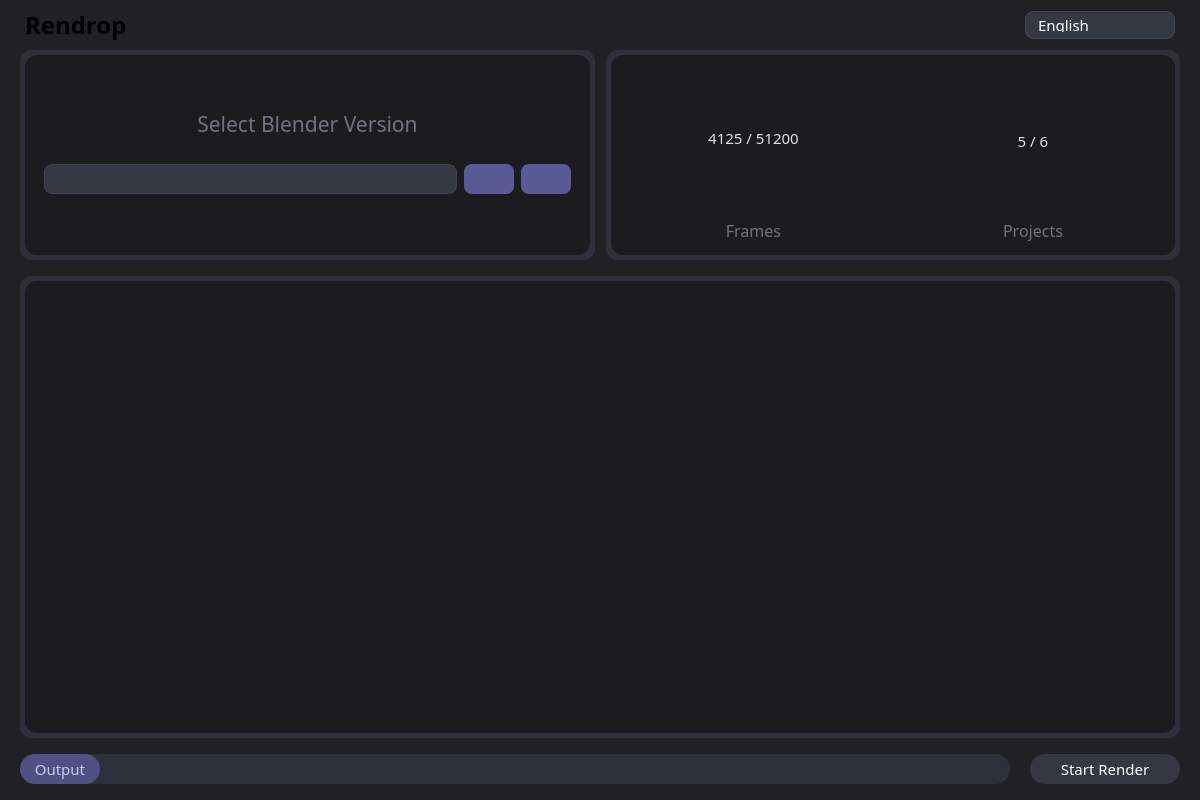
Before: the Qt Designer form ui/widget.ui in newo-ether/Rendrop, drawn with Qt 5.
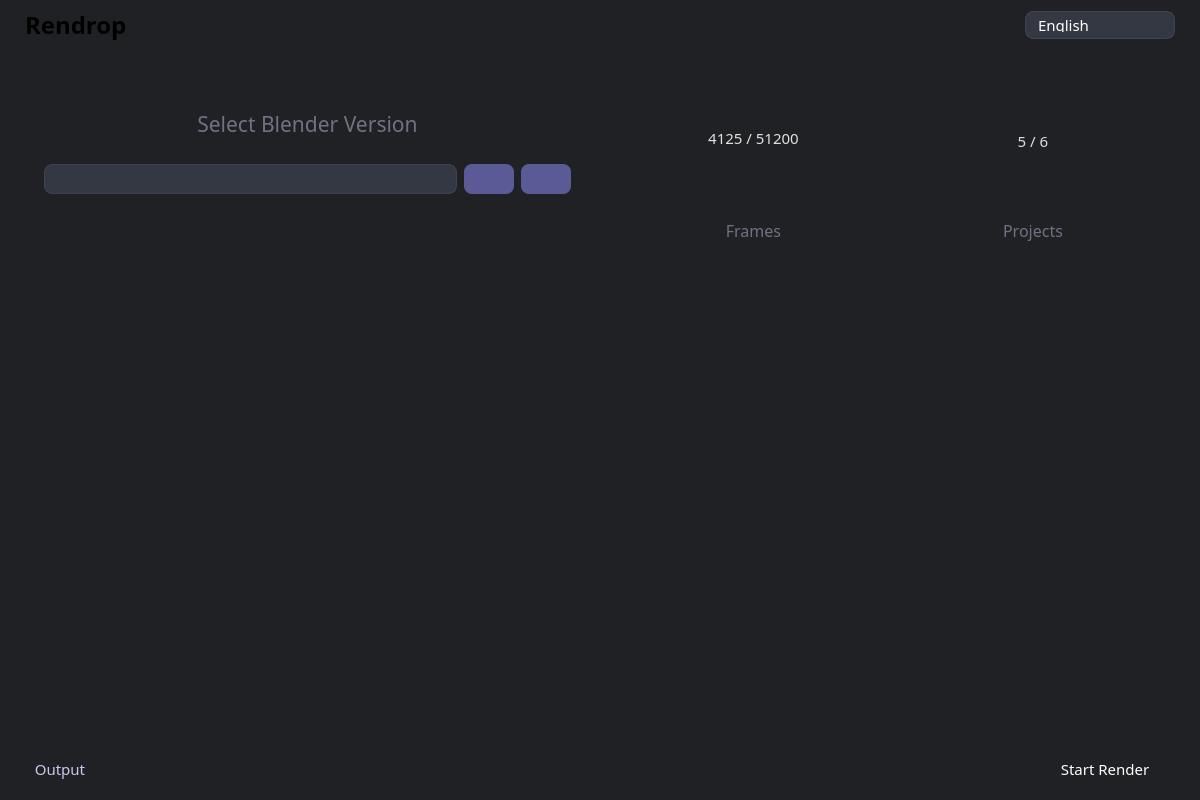
After: the same form once the commit is applied. Icons and pictures are not drawn. Custom widgets are drawn as their Qt base class.

What changed in the file:
```diff
--- a/ui/widget.ui
+++ b/ui/widget.ui
@@ -253,9 +253,8 @@
            </size>
           </property>
           <property name="styleSheet">
-           <string notr="true">background-color: #2C313C;
-border: 0px solid #555A66;
-border-radius: 12px;
+           <string notr="true">background: transparent;
+border: none;
 color: #E0E0E0;</string>
           </property>
           <layout class="QVBoxLayout" name="verticalLayout_2">
@@ -286,8 +285,7 @@
               </size>
              </property>
              <property name="styleSheet">
-              <string notr="true">border-radius: 12px;
-background-color: rgb(26, 28, 32);</string>
+              <string notr="true">background: transparent;</string>
              </property>
              <layout class="QVBoxLayout" name="verticalLayout_3">
               <property name="spacing">
@@ -591,9 +589,8 @@
            </size>
           </property>
           <property name="styleSheet">
-           <string notr="true">background-color: #2C313C;
-border: 0px solid #555A66;
-border-radius: 12px;
+           <string notr="true">background: transparent;
+border: none;
 color: #E0E0E0;</string>
           </property>
           <layout class="QVBoxLayout" name="verticalLayout_8">
@@ -624,8 +621,7 @@
               </size>
              </property>
              <property name="styleSheet">
-              <string notr="true">border-radius: 12px;
-background-color: rgb(26, 28, 32);</string>
+              <string notr="true">background: transparent;</string>
              </property>
              <layout class="QHBoxLayout" name="horizontalLayout_3">
               <property name="spacing">
@@ -938,8 +934,7 @@
          </size>
         </property>
         <property name="styleSheet">
-         <string notr="true">border-radius: 12px;
-background-color: #2C313C;</string>
+         <string notr="true">background: transparent;</string>
         </property>
         <layout class="QVBoxLayout" name="verticalLayout_4">
          <property name="spacing">
@@ -961,9 +956,8 @@
           <widget class="QScrollArea" name="scrollArea">
            <property name="styleSheet">
             <string notr="true">QScrollArea#scrollArea {
-	background-color: rgb(26, 28, 32);
+	background: transparent;
 	border: none;
-	border-radius: 12px;
 	color: #E0E0E0;
 }
 
@@ -1024,9 +1018,8 @@
              </rect>
             </property>
             <property name="styleSheet">
-             <string notr="true">background-color: rgb(26, 28, 32);
+             <string notr="true">background: transparent;
 border: none;
-border-radius: 12px;
 color: #E0E0E0;</string>
             </property>
             <layout class="QVBoxLayout" name="scrollAreaVerticalLayout">
@@ -1093,8 +1086,7 @@
            </size>
           </property>
           <property name="styleSheet">
-           <string notr="true">border-radius: 15px;
-background-color: #2C313C;</string>
+           <string notr="true">background: transparent;</string>
           </property>
           <layout class="QHBoxLayout" name="horizontalLayout_5">
            <property name="spacing">
@@ -1133,8 +1125,7 @@
               </font>
              </property>
              <property name="styleSheet">
-              <string notr="true">border-radius: 15px;
-background-color: rgb(80, 80, 130);
+              <string notr="true">background: transparent;
 color: rgb(200, 200, 240);</string>
              </property>
              <property name="text">
@@ -1221,24 +1212,13 @@
           </property>
           <property name="styleSheet">
            <string notr="true">QPushButton {
-    background-color: #333842;
-    border-radius: 15px;
+    background: transparent;
+    border: none;
     color: white;
     padding: 6px 6px;
 }
 
-QPushButton:hover {
-    background-color: #4B5362;
-    color: white;
-}
-
-QPushButton:pressed {
-    background-color: #2B2F38;
-    color: white;
-}
-
 QPushButton:disabled {
-    background-color: #55595F;
     color: #AAAAAA;
 }</string>
           </property>
```
